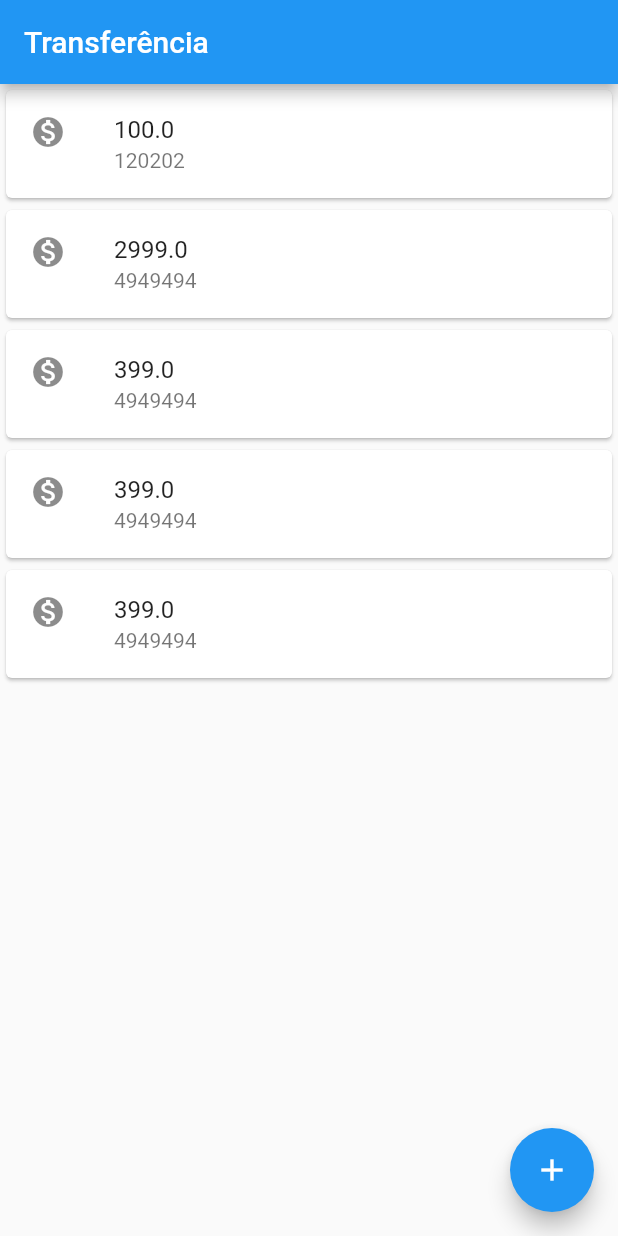
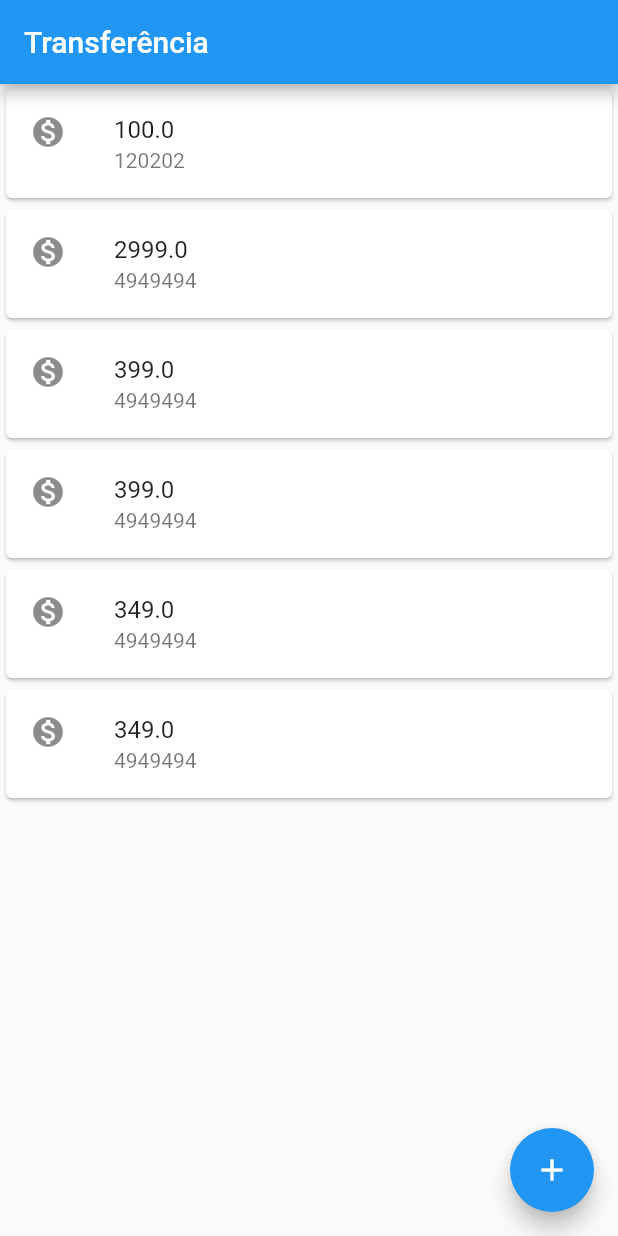
Before and after one commit to wiliamtaesunglee/flutter-bytebank, a Flutter app: the screen it shows after launch, on a phone screen of 412 x 824 dp. Run offline on Flutter 3.47's test engine with Material 2 defaults, Android fonts, the phone set to English and light mode, and no system bars.

Commit message:
feat: isolate main widget on its own class

```diff
--- a/lib/main.dart
+++ b/lib/main.dart
@@ -1,6 +1,10 @@
 import 'package:flutter/material.dart';
 
-void main() => runApp(MaterialApp(
+void main() => runApp(BytebankApp());
+
+class BytebankApp extends StatelessWidget {
+  Widget build(BuildContext context) {
+    return MaterialApp(
       home: Scaffold(
         appBar: AppBar(
           title: Text('Transferência'),
@@ -11,7 +15,9 @@ void main() => runApp(MaterialApp(
         ),
         body: ListaDeTransferencia(),
       ),
-    ));
+    );
+  }
+}
 
 class ListaDeTransferencia extends StatelessWidget {
   @override
@@ -21,7 +27,8 @@ class ListaDeTransferencia extends StatelessWidget {
       ItemTransferencia(Transferencia(2999, 4949494)),
       ItemTransferencia(Transferencia(399, 4949494)),
       ItemTransferencia(Transferencia(399, 4949494)),
-      ItemTransferencia(Transferencia(399, 4949494)),
+      ItemTransferencia(Transferencia(349, 4949494)),
+      ItemTransferencia(Transferencia(349, 4949494)),
     ]);
   }
 }
```
